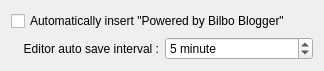
Old version of the form bilbo/editorsettingsbase.ui in the repository mtux/bilbo.
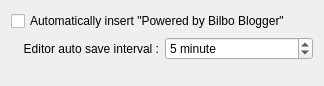
New version of the form. Custom widgets are drawn as their Qt base class.

Commit message: Some spacers added to settings UI

The edit to the form file:
```diff
--- a/bilbo/editorsettingsbase.ui
+++ b/bilbo/editorsettingsbase.ui
@@ -6,7 +6,7 @@
     <x>0</x>
     <y>0</y>
     <width>324</width>
-    <height>62</height>
+    <height>86</height>
    </rect>
   </property>
   <layout class="QGridLayout" name="gridLayout" >
@@ -46,6 +46,19 @@
      </property>
     </widget>
    </item>
+   <item row="2" column="0" colspan="2" >
+    <spacer name="verticalSpacer" >
+     <property name="orientation" >
+      <enum>Qt::Vertical</enum>
+     </property>
+     <property name="sizeHint" stdset="0" >
+      <size>
+       <width>20</width>
+       <height>40</height>
+      </size>
+     </property>
+    </spacer>
+   </item>
   </layout>
  </widget>
  <customwidgets>
```
The commit also changes 2 other files.
